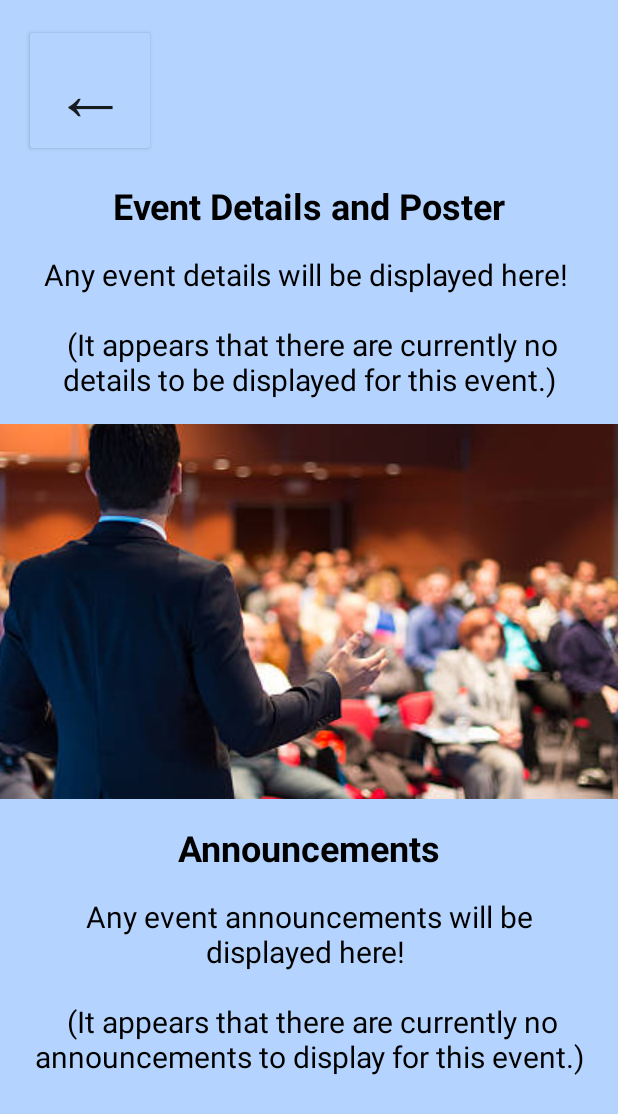
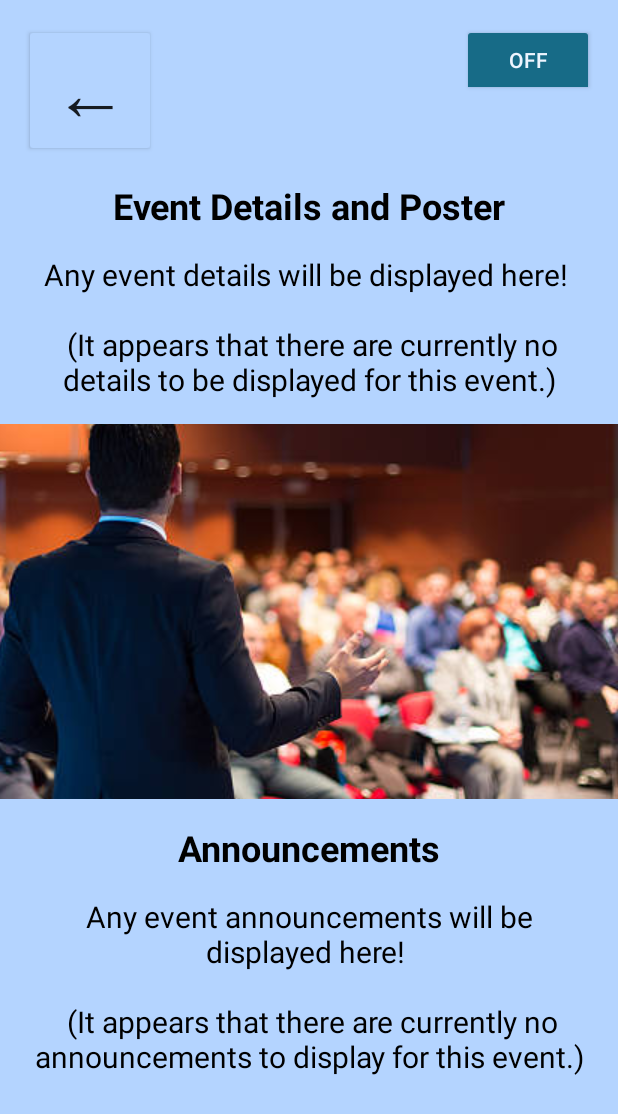
Before and after one commit to CMPUT301W24T41/TechTitans, an Android app: the layout fragment_eventdetails.xml on its own in the app's theme, with its tools: preview values and no code run, on a phone screen of 412 x 824 dp. Shown: the top 1114 px of the screen. Run offline under Robolectric (Android 15) with nearby library versions, the phone set to English and light mode, and no system bars.

Commit message:
Added edit and notify buttons to event, visible only if the user is the event organizer, Sign up tooglle bitton in event details.

```diff
--- a/App/app/src/main/java/com/example/eventsigninapp/MainActivity.java
+++ b/App/app/src/main/java/com/example/eventsigninapp/MainActivity.java
@@ -84,6 +84,7 @@ public class MainActivity extends AppCompatActivity{
 
     @Override
     protected void onCreate(Bundle savedInstanceState) {
+
        FirebaseApp.initializeApp(this);
 //        db = FirebaseFirestore.getInstance();
         super.onCreate(savedInstanceState);
@@ -98,6 +99,7 @@ public class MainActivity extends AppCompatActivity{
         askNotificationPermission();
 
 
+
         frameLayout = findViewById(R.id.eventButton);
         tabLayout = findViewById(R.id.mainTabLayout);
         FirebaseMessaging.getInstance().getToken()
@@ -108,6 +110,8 @@ public class MainActivity extends AppCompatActivity{
                             // Token retrieval successful, log the token
                             String token = task.getResult();
                             Log.d(TAG, "FCM Token: " + token);
+                            userController.setFcmToken(token);
+
                         } else {
                             // Token retrieval failed, log the error
                             Exception exception = task.getException();
--- a/App/app/src/main/res/layout/fragment_eventdetails.xml
+++ b/App/app/src/main/res/layout/fragment_eventdetails.xml
@@ -47,6 +47,22 @@
         android:layout_toStartOf="@id/editEventButton"
         android:layout_alignTop="@id/btnEventDetails"
         android:layout_alignBottom="@id/editEventButton"/>
+
+    <ToggleButton
+        android:id="@+id/signUpButton"
+        android:layout_width="wrap_content"
+        android:layout_height="wrap_content"
+        android:text="Sign Up"
+        android:checked="false"
+        android:backgroundTint="#176B87"
+        android:textColor="#EEF5FF"
+        android:layout_alignParentEnd="true"
+        android:layout_alignParentTop="true"
+        android:layout_marginEnd="16dp"
+        android:layout_marginTop="16dp"
+        android:visibility="visible"/>
+
+
 
 
     <TextView
```
Also changed, not shown: App/app/src/main/java/com/example/eventsigninapp/DatabaseController.java (+7 -0 lines), App/app/src/main/java/com/example/eventsigninapp/EventDetailsFragment.java (+38 -8 lines), App/app/src/main/java/com/example/eventsigninapp/MessagingService.java (+14 -0 lines), App/app/src/main/java/com/example/eventsigninapp/NotifyUsersBottomSheetFragment.java (+15 -1 lines), App/app/src/main/java/com/example/eventsigninapp/User.java (+9 -0 lines), App/app/src/main/java/com/example/eventsigninapp/UserController.java (+7 -0 lines).
